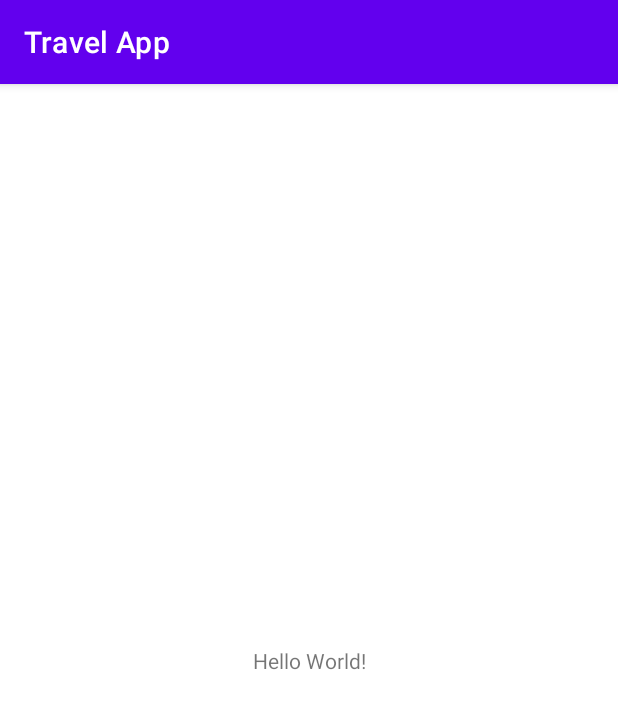
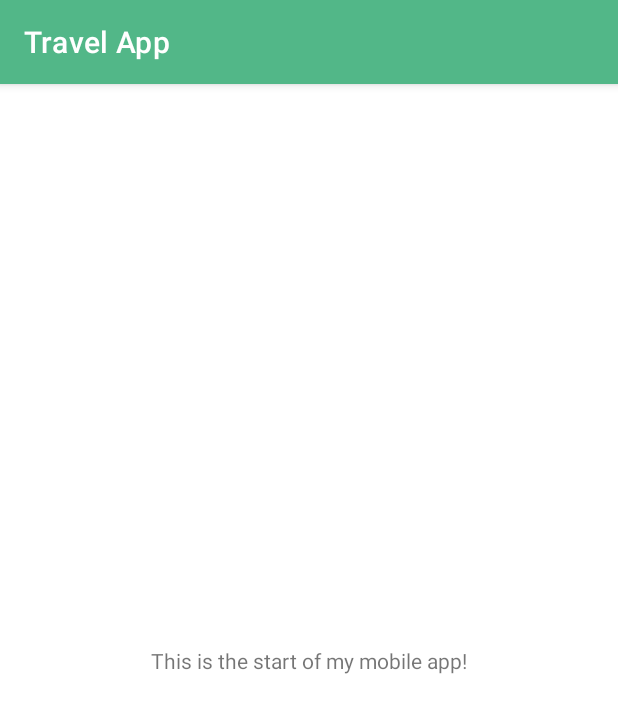
Before and after one commit to QuintonPrice/CPTR405-Project, an Android app: the screen it shows after launch (MainActivity), on a phone screen of 412 x 824 dp. Shown: the top 713 px of the screen. Run offline under Robolectric (Android 15) with nearby library versions, the phone set to English and light mode, and no system bars.

Commit message:
Set up project!

```diff
--- a/app/src/main/res/layout/activity_main.xml
+++ b/app/src/main/res/layout/activity_main.xml
@@ -9,7 +9,7 @@
     <TextView
         android:layout_width="wrap_content"
         android:layout_height="wrap_content"
-        android:text="Hello World!"
+        android:text="This is the start of my mobile app!"
         app:layout_constraintBottom_toBottomOf="parent"
         app:layout_constraintLeft_toLeftOf="parent"
         app:layout_constraintRight_toRightOf="parent"
--- a/app/src/main/res/values/colors.xml
+++ b/app/src/main/res/values/colors.xml
@@ -7,4 +7,5 @@
     <color name="teal_700">#FF018786</color>
     <color name="black">#FF000000</color>
     <color name="white">#FFFFFFFF</color>
+    <color name="mint_green">#52B788</color>
 </resources>
--- a/app/src/main/res/values/themes.xml
+++ b/app/src/main/res/values/themes.xml
@@ -2,8 +2,8 @@
     <!-- Base application theme. -->
     <style name="Theme.TravelApp" parent="Theme.MaterialComponents.DayNight.DarkActionBar">
         <!-- Primary brand color. -->
-        <item name="colorPrimary">@color/purple_500</item>
-        <item name="colorPrimaryVariant">@color/purple_700</item>
+        <item name="colorPrimary">@color/mint_green</item>
+        <item name="colorPrimaryVariant">@color/mint_green</item>
         <item name="colorOnPrimary">@color/white</item>
         <!-- Secondary brand color. -->
         <item name="colorSecondary">@color/teal_200</item>
```
